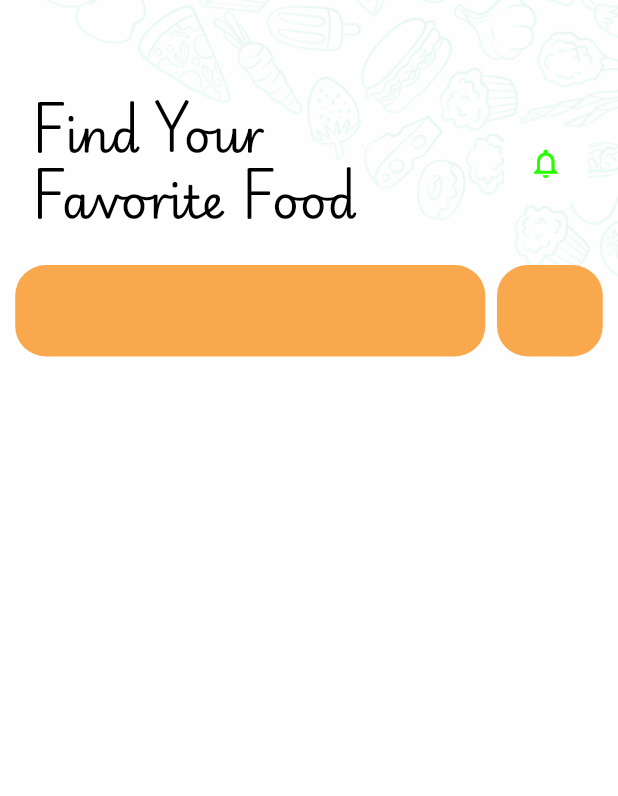
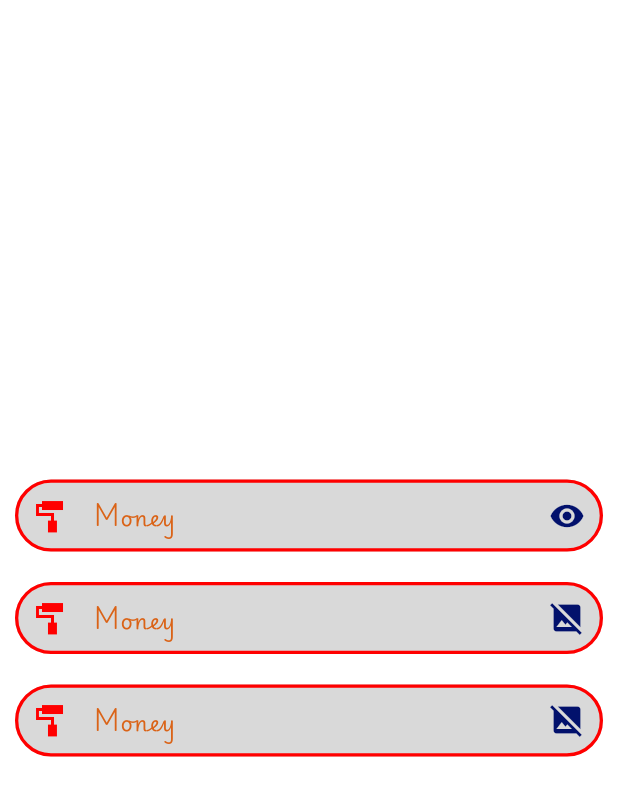
Before and after one commit to llshokhll/bootcamp, a Flutter app: the screen it shows after launch, on a phone screen of 412 x 824 dp. Shown: the top 796 px of the screen. Run offline on Flutter 3.47's test engine with Material 3 defaults, Android fonts, the phone set to English and light mode, and no system bars; our stand-ins replace flutter_screenutil, flutter_svg.

Commit message:
Initial commit

```diff
--- a/lib/main.dart
+++ b/lib/main.dart
@@ -1,11 +1,18 @@
 import 'package:flutter/material.dart'; //ANDROID
+import 'package:flutter/services.dart';
 import 'package:flutter_screenutil/flutter_screenutil.dart';
 import 'package:splash/presentation/lesson/bootcamp_align.dart';
 import 'package:splash/presentation/lesson/bootcamp_second.dart';
+import 'package:splash/presentation/lesson/dart.dart';
 import 'package:splash/presentation/lesson/screen_util.dart';
 import 'package:splash/presentation/ui/favorite_food.dart';
+import 'package:splash/presentation/ui/text_filed.dart';
+import 'package:splash/presentation/ui/theme_screen.dart';
+import 'package:splash/utils/color.dart';
+import 'package:splash/utils/theme.dart';
 
 void main() async{
+  //SystemChrome.setSystemUIOverlayStyle(SystemUiOverlayStyle());
   await ScreenUtil.ensureScreenSize();
   runApp(const MyApp());
 }
@@ -22,8 +29,11 @@ class MyApp extends StatelessWidget {
       splitScreenMode: true,
       builder: (_, child) {
         return MaterialApp(
+          themeMode: ThemeMode.light,//dark || light
+          theme: MyAppTheme.lightTheme,//light
+          darkTheme: MyAppTheme.darkTheme,//dark
           debugShowCheckedModeBanner: false,
-          home: FavoriteFood(),
+          home: TextFiledScreen(),
         );
       },
     );
--- a/lib/presentation/ui/favorite_food.dart
+++ b/lib/presentation/ui/favorite_food.dart
@@ -11,6 +11,10 @@ class FavoriteFood extends StatelessWidget {
   Widget build(BuildContext context) {
     double width = MediaQuery.of(context).size.width.w;
     return Scaffold(
+      appBar: AppBar(
+        backgroundColor: Theme.of(context).scaffoldBackgroundColor,
+        title: Text("Theme",style: Theme.of(context).textTheme.headlineLarge,),
+      ),
       body: Stack(
         children: [
           Container(
@@ -34,13 +38,12 @@ class FavoriteFood extends StatelessWidget {
                         children: [
                           Text(
                             "Find Your",
-                            style: MyTextStyle.playwriteRegular500.copyWith(
-                                color: MyColors.black, fontSize: 30.sp),
+                            style: Theme.of(context).textTheme.headlineLarge,
                           ),
+                          SizedBox(height: 5.h,),
                           Text(
                             "Favorite Food",
-                            style: MyTextStyle.playwriteRegular500.copyWith(
-                                color: MyColors.black, fontSize: 30.sp),
+                            style: Theme.of(context).textTheme.headlineLarge,
                           ),
                         ],
                       ),
@@ -101,7 +104,7 @@ class FavoriteFood extends StatelessWidget {
           )
         ],
       ),
-      backgroundColor: MyColors.white_FEFEFF,
+      backgroundColor: Theme.of(context).scaffoldBackgroundColor,
     );
   }
 }
--- /dev/null
+++ b/lib/presentation/ui/text_filed.dart
@@ -0,0 +1,162 @@
+import 'package:flutter/material.dart';
+import 'package:flutter_screenutil/flutter_screenutil.dart';
+import 'package:splash/utils/color.dart';
+import 'package:splash/utils/styles.dart';
+
+class TextFiledScreen extends StatelessWidget {
+   const TextFiledScreen({super.key});
+
+  //final TextEditingController controller = TextEditingController();
+
+  @override
+  Widget build(BuildContext context) {
+    return Scaffold(
+      body: Center(
+        child: Column(
+          mainAxisAlignment: MainAxisAlignment.center,
+          children: [
+            Padding(
+              padding: const EdgeInsets.symmetric(horizontal: 10.0),
+              child: TextFormField(
+                //controller: controller,
+                onChanged: (value){
+                  print(value);
+                },
+                keyboardType: TextInputType.text,
+                cursorHeight: 20.h,
+                cursorWidth: 1.5.w,
+                cursorColor: MyColors.red_FF0000,
+                //obscureText: true,
+                style: MyTextStyle.playwriteRegular500.copyWith(fontSize: 15.sp),
+                decoration: InputDecoration(
+                    contentPadding: EdgeInsets.symmetric(horizontal: 50).r,
+                    focusedBorder: OutlineInputBorder(
+                      borderRadius: BorderRadius.circular(20),
+                      borderSide:
+                      BorderSide(color: MyColors.green_25FF00, width: 2.w),
+                    ),
+                    enabledBorder: OutlineInputBorder(
+                      borderRadius: BorderRadius.circular(40),
+                      borderSide:
+                      BorderSide(color: MyColors.red_FF0000, width: 2.w),
+                    ),
+                    prefixIcon: Icon(
+                      Icons.imagesearch_roller,
+                      color: MyColors.red_FF0000,
+                    ),
+                    suffixIcon: Icon(
+                      true
+                          ? Icons.visibility
+                          : Icons.visibility_off,
+                      color: MyColors.blue_02116C,
+                    ),
+                    labelText: 'Money',
+                    //label: Icon(Icons.wallet),
+                    labelStyle: MyTextStyle.playwriteRegular500
+                        .copyWith(color: MyColors.orange_DA6317),
+                    prefixText: '\$',
+                    prefixStyle: MyTextStyle.playwriteRegular500
+                        .copyWith(fontSize: 15.sp, color: MyColors.red_FF0000),
+                    hintText: 'Enter your coin',
+                    fillColor: MyColors.gray_D9D9D9,
+                    filled: true),
+              ),
+            ),
+            SizedBox(height: 20.h,),
+            Padding(
+              padding: const EdgeInsets.symmetric(horizontal: 10.0),
+              child: TextFormField(
+                //controller: controller,
+                onChanged: (value){
+                  print(value);
+                },
+                keyboardType: TextInputType.text,
+                cursorHeight: 20.h,
+                cursorWidth: 1.5.w,
+                cursorColor: MyColors.red_FF0000,
+                obscureText: false,
+                style: MyTextStyle.playwriteRegular500.copyWith(fontSize: 15.sp),
+                decoration: InputDecoration(
+                    contentPadding: EdgeInsets.symmetric(horizontal: 50).r,
+                    focusedBorder: OutlineInputBorder(
+                      borderRadius: BorderRadius.circular(20),
+                      borderSide:
+                      BorderSide(color: MyColors.green_25FF00, width: 2.w),
+                    ),
+                    enabledBorder: OutlineInputBorder(
+                      borderRadius: BorderRadius.circular(40),
+                      borderSide:
+                      BorderSide(color: MyColors.red_FF0000, width: 2.w),
+                    ),
+                    prefixIcon: Icon(
+                      Icons.imagesearch_roller,
+                      color: MyColors.red_FF0000,
+                    ),
+                    suffixIcon: Icon(
+                      Icons.image_not_supported,
+                      color: MyColors.blue_02116C,
+                    ),
+                    labelText: 'Money',
+                    //label: Icon(Icons.wallet),
+                    labelStyle: MyTextStyle.playwriteRegular500
+                        .copyWith(color: MyColors.orange_DA6317),
+                    prefixText: '\$',
+                    prefixStyle: MyTextStyle.playwriteRegular500
+                        .copyWith(fontSize: 15.sp, color: MyColors.red_FF0000),
+                    hintText: 'Enter your coin',
+                    fillColor: MyColors.gray_D9D9D9,
+                    filled: true),
+              ),
+            ),
+            SizedBox(height: 20.h,),
+            Padding(
+              padding: const EdgeInsets.symmetric(horizontal: 10.0),
+              child: TextFormField(
+                //controller: controller,
+                onChanged: (value){
+                  print(value);
+                },
+                keyboardType: TextInputType.text,
+                cursorHeight: 20.h,
+                cursorWidth: 1.5.w,
+                cursorColor: MyColors.red_FF0000,
+                obscureText: false,
+                style: MyTextStyle.playwriteRegular500.copyWith(fontSize: 15.sp),
+                decoration: InputDecoration(
+                    contentPadding: EdgeInsets.symmetric(horizontal: 50).r,
+                    focusedBorder: OutlineInputBorder(
+                      borderRadius: BorderRadius.circular(20),
+                      borderSide:
+                      BorderSide(color: MyColors.green_25FF00, width: 2.w),
+                    ),
+                    enabledBorder: OutlineInputBorder(
+                      borderRadius: BorderRadius.circular(40),
+                      borderSide:
+                      BorderSide(color: MyColors.red_FF0000, width: 2.w),
+                    ),
+                    prefixIcon: Icon(
+                      Icons.imagesearch_roller,
+                      color: MyColors.red_FF0000,
+                    ),
+                    suffixIcon: Icon(
+                      Icons.image_not_supported,
+                      color: MyColors.blue_02116C,
+                    ),
+                    labelText: 'Money',
+                    //label: Icon(Icons.wallet),
+                    labelStyle: MyTextStyle.playwriteRegular500
+                        .copyWith(color: MyColors.orange_DA6317),
+                    prefixText: '\$',
+                    prefixStyle: MyTextStyle.playwriteRegular500
+                        .copyWith(fontSize: 15.sp, color: MyColors.red_FF0000),
+                    hintText: 'Enter your coin',
+                    fillColor: MyColors.gray_D9D9D9,
+                    filled: true),
+              ),
+            ),
+          ],
+        )
+      ),
+    );
+  }
+}
--- a/lib/utils/color.dart
+++ b/lib/utils/color.dart
@@ -20,6 +20,7 @@ class MyColors {
   static const green_53E88B = Color(0xFF53E88B);
   static const green_15BE77 = Color(0xFF15BE77);
   static const orange_DA6317 = Color(0xFFDA6317);
+  static const yellow_CD00FF = Color(0xFFFFCD00);
   static const red_FF0000 = Color(0xFFFF0000);
   static const orange_F9A84D = Color(0xFFF9A84D);
   static const gray_3B3B3B = Color(0xFF3B3B3B);
--- /dev/null
+++ b/lib/utils/theme.dart
@@ -0,0 +1,45 @@
+import 'package:flutter/material.dart';
+import 'package:flutter/services.dart';
+import 'package:flutter_screenutil/flutter_screenutil.dart';
+import 'package:splash/utils/color.dart';
+import 'package:splash/utils/styles.dart';
+
+class MyAppTheme {
+
+  static final darkTheme = ThemeData(
+    canvasColor: MyColors.white,
+    cardColor: MyColors.black,
+    scaffoldBackgroundColor: MyColors.black,
+    appBarTheme: AppBarTheme(
+      elevation: 0,
+      systemOverlayStyle: SystemUiOverlayStyle(
+        statusBarBrightness: Brightness.dark, //light
+        statusBarColor: MyColors.black, //android
+        statusBarIconBrightness: Brightness.light, //light android
+      ),
+    ),
+    textTheme: TextTheme(
+      headlineLarge: MyTextStyle.playwriteRegular500.copyWith(color: MyColors.white,fontSize: 30.sp),
+      headlineMedium: MyTextStyle.playwriteRegular500.copyWith(color: MyColors.white,fontSize: 20.sp),
+      headlineSmall: MyTextStyle.playwriteRegular500.copyWith(color: MyColors.white,fontSize: 10.sp),
+    ),
+  );
+
+  static final lightTheme = ThemeData(
+      canvasColor: MyColors.black,
+      cardColor: MyColors.black,
+      scaffoldBackgroundColor: MyColors.white,
+      appBarTheme: AppBarTheme(
+          elevation: 0,
+          systemOverlayStyle: SystemUiOverlayStyle(
+            statusBarBrightness: Brightness.light, //dark
+            statusBarColor: MyColors.white, //android
+            statusBarIconBrightness: Brightness.dark, //dark android
+          )),
+      textTheme: TextTheme(
+        headlineLarge: MyTextStyle.playwriteRegular500.copyWith(color: MyColors.black,fontSize: 30.sp),
+        headlineMedium: MyTextStyle.playwriteRegular500.copyWith(color: MyColors.black,fontSize: 20.sp),
+        headlineSmall: MyTextStyle.playwriteRegular500.copyWith(color: MyColors.black,fontSize: 10.sp),
+      ),
+  );
+}
```
Also changed, not shown: lib/presentation/lesson/dart.dart (added, +25 -0 lines), lib/presentation/ui/theme_screen.dart (added, +154 -0 lines).
